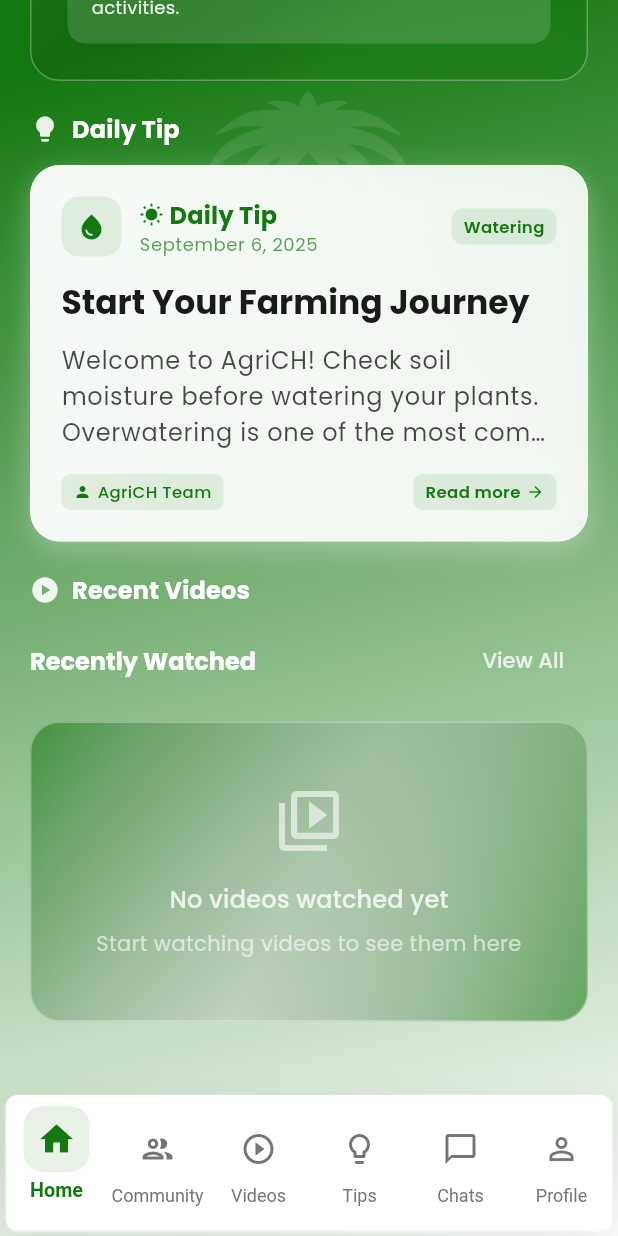
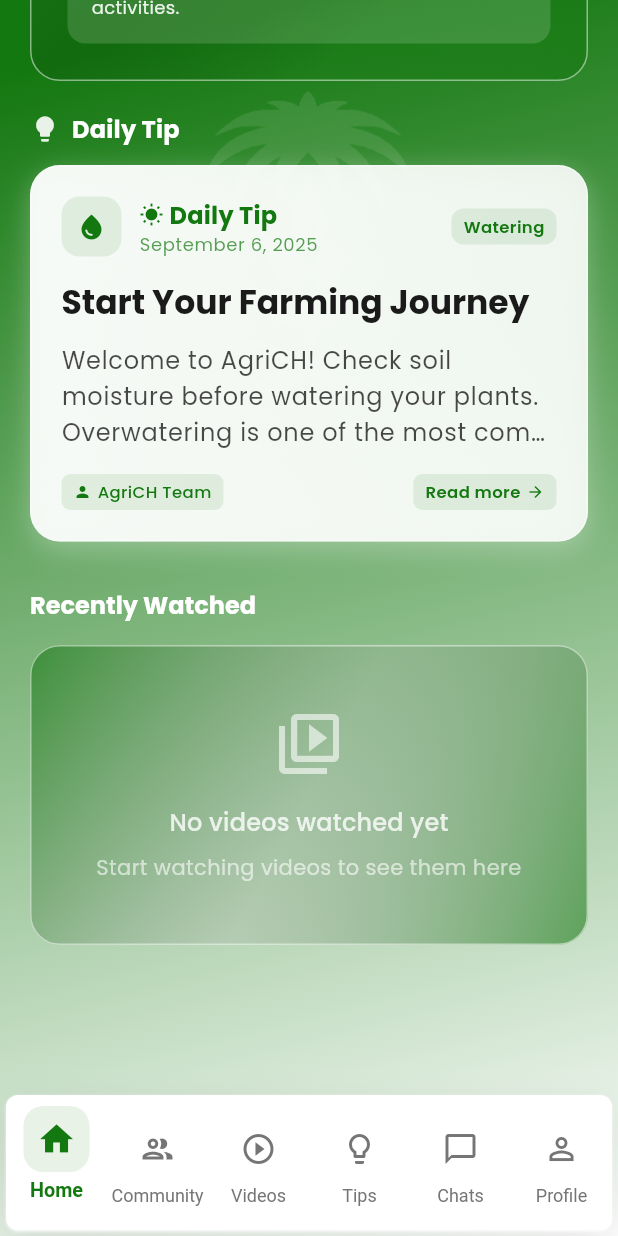
Before and after one commit to Enata001/agrich_app_v2, a Flutter app: the MainScreen screen opened by its route, scrolled down 534 dp, on a phone screen of 412 x 824 dp. Run offline on Flutter 3.47's test engine with Material 3 defaults, Android fonts, the light colour scheme and no system bars; our stand-ins replace animate_do, cached_network_image, chewie, cloud_firestore, dio, equatable and 16 more; accounts and stored records are empty; network calls fail.

Commit message:
fix: fixing bugs

```diff
--- a/lib/features/community/presentation/create_post_screen.dart
+++ b/lib/features/community/presentation/create_post_screen.dart
@@ -592,7 +592,7 @@ class _CreatePostScreenState extends ConsumerState<CreatePostScreen> {
               }
               Navigator.pop(context);
             },
-            child: const Text('Add'),
+            child: const Text('Okay'),
           ),
         ],
       ),
--- a/lib/features/community/presentation/widgets/post_card.dart
+++ b/lib/features/community/presentation/widgets/post_card.dart
@@ -438,8 +438,7 @@ class _PostCardState extends State<PostCard>
     VoidCallback? onTap,
     bool isAnimated = false,
   }) {
-    Widget button = Expanded(
-      child: GestureDetector(
+    Widget button = GestureDetector(
       onTap: onTap,
       child: Container(
         padding: const EdgeInsets.symmetric(vertical: 12, horizontal: 8),
@@ -463,15 +462,16 @@ class _PostCardState extends State<PostCard>
           ],
         ),
       ),
-      ),
     );
 
     if (isAnimated) {
-      return AnimatedBuilder(
+      return Expanded(
+        child: AnimatedBuilder(
           animation: _scaleAnimation,
           builder: (context, child) => Transform.scale(
             scale: _scaleAnimation.value,
             child: button,
+          ),
         ),
       );
     }
--- a/lib/features/home/presentation/home_screen.dart
+++ b/lib/features/home/presentation/home_screen.dart
@@ -80,7 +80,7 @@ class _HomeScreenState extends ConsumerState<HomeScreen>
           ),
           borderRadius: BorderRadius.circular(20),
           border: Border.all(
-            color: Colors.white.withValues(alpha: 0.3),
+            color: Colors.white.withValues(alpha: 0.5),
             width: 1,
           ),
         ),
@@ -194,23 +194,7 @@ class _HomeScreenState extends ConsumerState<HomeScreen>
         child: Column(
           crossAxisAlignment: CrossAxisAlignment.start,
           children: [
-            Row(
-              children: [
-                Icon(
-                  Icons.play_circle,
-                  color: Colors.white.withValues(alpha: 0.9),
-                  size: 20,
-                ),
-                const SizedBox(width: 8),
-                Text(
-                  'Recent Videos',
-                  style: Theme.of(context).textTheme.titleMedium?.copyWith(
-                    color: Colors.white,
-                    fontWeight: FontWeight.bold,
-                  ),
-                ),
-              ],
-            ),
+
             const SizedBox(height: 12),
             const RecentVideosSection(),
           ],
--- a/lib/features/videos/presentation/widgets/recent_videos_section.dart
+++ b/lib/features/videos/presentation/widgets/recent_videos_section.dart
@@ -19,9 +19,8 @@ class RecentVideosSection extends ConsumerWidget {
     return Column(
       crossAxisAlignment: CrossAxisAlignment.start,
       children: [
-        Row(
-          mainAxisAlignment: MainAxisAlignment.spaceBetween,
-          children: [
+
+
             Text(
               'Recently Watched',
               style: Theme.of(context).textTheme.headlineSmall?.copyWith(
@@ -29,20 +28,7 @@ class RecentVideosSection extends ConsumerWidget {
                 fontWeight: FontWeight.bold,
               ),
             ),
-            TextButton(
-              onPressed: () {
-                // Navigate to videos tab or all videos screen
-              },
-              child: Text(
-                'View All',
-                style: TextStyle(
-                  color: Colors.white.withValues(alpha: 0.8),
-                  fontWeight: FontWeight.w500,
-                ),
-              ),
-            ),
-          ],
-        ),
+
         const SizedBox(height: 16),
         recentVideos.when(
           data: (videos) => videos.isEmpty
@@ -93,7 +79,7 @@ class RecentVideosSection extends ConsumerWidget {
         ),
         borderRadius: BorderRadius.circular(20),
         border: Border.all(
-          color: Colors.white.withValues(alpha: 0.3),
+          color: Colors.white.withValues(alpha: 0.5),
           width: 1,
         ),
       ),
--- a/lib/features/weather/presentation/widgets/weather_card.dart
+++ b/lib/features/weather/presentation/widgets/weather_card.dart
@@ -87,7 +87,7 @@ class _WeatherCardState extends ConsumerState<WeatherCard> {
             ),
             borderRadius: BorderRadius.circular(20),
             border: Border.all(
-              color: Colors.white.withValues(alpha: 0.3),
+              color: Colors.white.withValues(alpha: 0.5),
               width: 1,
             ),
           ),
```
Lines whose indentation alone changed are shown as unchanged.
